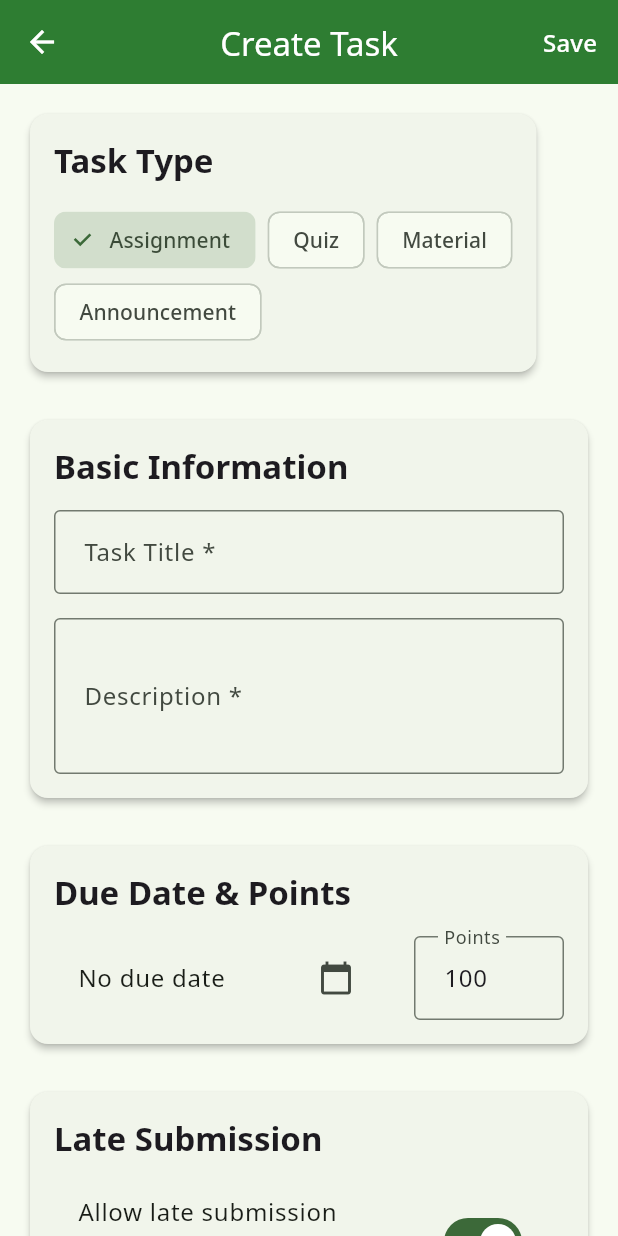
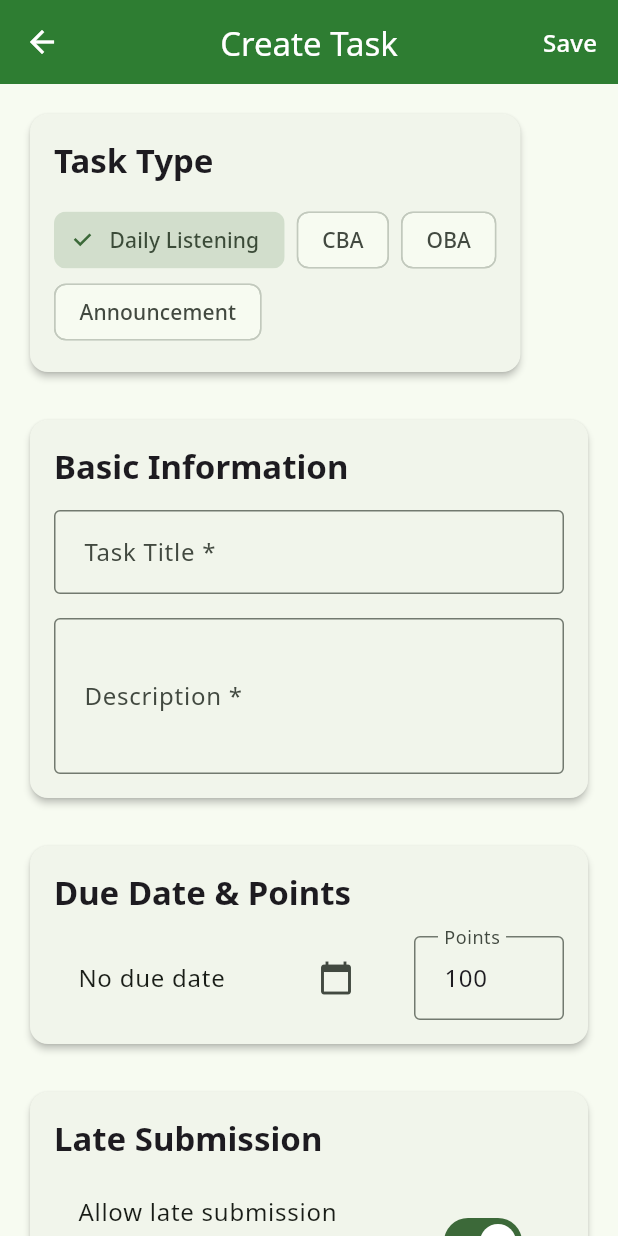
Before and after one commit to ItsArupSaha/give-app, a Flutter app: the CreateTaskScreen screen opened directly with empty values, on a phone screen of 412 x 824 dp. Run offline on Flutter 3.47's test engine with Material 3 defaults, Android fonts, the light colour scheme and no system bars; our stand-ins replace cloud_firestore, country_code_picker, firebase_auth, firebase_core, google_fonts; accounts and stored records are empty.

Commit message:
task creation is done. i can also see them from student dashboard.

```diff
--- a/lib/models/task.dart
+++ b/lib/models/task.dart
@@ -1,7 +1,7 @@
 import 'package:cloud_firestore/cloud_firestore.dart';
 
 enum TaskStatus { draft, published, closed }
-enum TaskType { assignment, quiz, material, announcement }
+enum TaskType { dailyListening, cba, oba, announcement }
 
 class Task {
   final String id;
@@ -50,10 +50,7 @@ class Task {
       description: data['description'] ?? '',
       batchId: data['batchId'] ?? '',
       teacherId: data['teacherId'] ?? '',
-      type: TaskType.values.firstWhere(
-        (e) => e.toString() == 'TaskType.${data['type']}',
-        orElse: () => TaskType.assignment,
-      ),
+      type: _parseTaskType(data['type']),
       status: TaskStatus.values.firstWhere(
         (e) => e.toString() == 'TaskStatus.${data['status']}',
         orElse: () => TaskStatus.draft,
@@ -144,4 +141,29 @@ class Task {
     final daysUntilDue = dueDate!.difference(DateTime.now()).inDays;
     return daysUntilDue <= 3 && daysUntilDue >= 0;
   }
+
+  static TaskType _parseTaskType(String? typeString) {
+    if (typeString == null) return TaskType.dailyListening;
+
+    // Handle new task types
+    switch (typeString) {
+      case 'dailyListening':
+        return TaskType.dailyListening;
+      case 'cba':
+        return TaskType.cba;
+      case 'oba':
+        return TaskType.oba;
+      case 'announcement':
+        return TaskType.announcement;
+      // Backward compatibility with old task types
+      case 'assignment':
+        return TaskType.oba; // Map old assignment to OBA
+      case 'quiz':
+        return TaskType.cba; // Map old quiz to CBA
+      case 'material':
+        return TaskType.dailyListening; // Map old material to Daily Listening
+      default:
+        return TaskType.dailyListening;
+    }
+  }
 }
--- a/lib/screens/student/batch_tasks_screen.dart
+++ b/lib/screens/student/batch_tasks_screen.dart
@@ -246,6 +246,7 @@ class _BatchTasksScreenState extends State<BatchTasksScreen> {
                 overflow: TextOverflow.ellipsis,
               ),
               const SizedBox(height: AppConstants.smallPadding),
+              if (task.type != TaskType.announcement)
                 Wrap(
                   spacing: AppConstants.smallPadding,
                   runSpacing: AppConstants.smallPadding,
@@ -374,12 +375,12 @@ class _BatchTasksScreenState extends State<BatchTasksScreen> {
 
   IconData _getTaskTypeIcon(TaskType type) {
     switch (type) {
-      case TaskType.assignment:
+      case TaskType.dailyListening:
+        return Icons.headphones;
+      case TaskType.cba:
+        return Icons.quiz;
+      case TaskType.oba:
         return Icons.assignment;
-      case TaskType.quiz:
-        return Icons.quiz;
-      case TaskType.material:
-        return Icons.description;
       case TaskType.announcement:
         return Icons.announcement;
     }
@@ -387,11 +388,11 @@ class _BatchTasksScreenState extends State<BatchTasksScreen> {
 
   Color _getTaskTypeColor(TaskType type) {
     switch (type) {
-      case TaskType.assignment:
+      case TaskType.dailyListening:
         return Colors.blue;
-      case TaskType.quiz:
+      case TaskType.cba:
         return Colors.purple;
-      case TaskType.material:
+      case TaskType.oba:
         return Colors.orange;
       case TaskType.announcement:
         return Colors.green;
--- a/lib/screens/teacher/batch_details_screen.dart
+++ b/lib/screens/teacher/batch_details_screen.dart
@@ -750,6 +750,7 @@ class _BatchDetailsScreenState extends State<BatchDetailsScreen> {
               spacing: AppConstants.smallPadding,
               runSpacing: AppConstants.smallPadding,
               children: [
+                if (task.type != TaskType.announcement) ...[
                   _buildInfoChip(
                     Icons.schedule,
                     task.dueDate != null
@@ -767,6 +768,7 @@ class _BatchDetailsScreenState extends State<BatchDetailsScreen> {
                     '${task.submissionCount} submissions',
                     Colors.green,
                   ),
+                ],
               ],
             ),
           ],
@@ -813,12 +815,12 @@ class _BatchDetailsScreenState extends State<BatchDetailsScreen> {
 
   IconData _getTaskTypeIcon(TaskType type) {
     switch (type) {
-      case TaskType.assignment:
+      case TaskType.dailyListening:
+        return Icons.headphones;
+      case TaskType.cba:
+        return Icons.quiz;
+      case TaskType.oba:
         return Icons.assignment;
-      case TaskType.quiz:
-        return Icons.quiz;
-      case TaskType.material:
-        return Icons.description;
       case TaskType.announcement:
         return Icons.announcement;
     }
@@ -826,11 +828,11 @@ class _BatchDetailsScreenState extends State<BatchDetailsScreen> {
 
   Color _getTaskTypeColor(TaskType type) {
     switch (type) {
-      case TaskType.assignment:
+      case TaskType.dailyListening:
         return Colors.blue;
-      case TaskType.quiz:
+      case TaskType.cba:
         return Colors.purple;
-      case TaskType.material:
+      case TaskType.oba:
         return Colors.orange;
       case TaskType.announcement:
         return Colors.green;
--- a/lib/screens/teacher/create_task_screen.dart
+++ b/lib/screens/teacher/create_task_screen.dart
@@ -26,7 +26,7 @@ class _CreateTaskScreenState extends State<CreateTaskScreen> {
   final _instructionsController = TextEditingController();
   final _pointsController = TextEditingController(text: '100');
 
-  TaskType _selectedType = TaskType.assignment;
+  TaskType _selectedType = TaskType.dailyListening;
   DateTime? _dueDate;
   bool _allowLateSubmission = true;
   int _lateSubmissionDays = 3;
@@ -73,13 +73,15 @@ class _CreateTaskScreenState extends State<CreateTaskScreen> {
               _buildBasicInfoSection(),
               const SizedBox(height: AppConstants.largePadding),
 
-              // Due Date and Points
-              _buildDueDateAndPointsSection(),
-              const SizedBox(height: AppConstants.largePadding),
+              // Due Date and Points (not for announcements)
+              if (_selectedType != TaskType.announcement) ...[
+                _buildDueDateAndPointsSection(),
+                const SizedBox(height: AppConstants.largePadding),
 
-              // Late Submission Settings
-              _buildLateSubmissionSection(),
-              const SizedBox(height: AppConstants.largePadding),
+                // Late Submission Settings
+                _buildLateSubmissionSection(),
+                const SizedBox(height: AppConstants.largePadding),
+              ],
 
               // Instructions
               _buildInstructionsSection(),
@@ -309,12 +311,12 @@ class _CreateTaskScreenState extends State<CreateTaskScreen> {
 
   String _getTaskTypeLabel(TaskType type) {
     switch (type) {
-      case TaskType.assignment:
-        return 'Assignment';
-      case TaskType.quiz:
-        return 'Quiz';
-      case TaskType.material:
-        return 'Material';
+      case TaskType.dailyListening:
+        return 'Daily Listening';
+      case TaskType.cba:
+        return 'CBA';
+      case TaskType.oba:
+        return 'OBA';
       case TaskType.announcement:
         return 'Announcement';
     }
@@ -355,10 +357,10 @@ class _CreateTaskScreenState extends State<CreateTaskScreen> {
         status: TaskStatus.published,
         createdAt: DateTime.now(),
         updatedAt: DateTime.now(),
-        dueDate: _dueDate,
-        maxPoints: int.parse(_pointsController.text.trim()),
-        allowLateSubmission: _allowLateSubmission,
-        lateSubmissionDays: _lateSubmissionDays,
+        dueDate: _selectedType == TaskType.announcement ? null : _dueDate,
+        maxPoints: _selectedType == TaskType.announcement ? 0 : int.parse(_pointsController.text.trim()),
+        allowLateSubmission: _selectedType == TaskType.announcement ? false : _allowLateSubmission,
+        lateSubmissionDays: _selectedType == TaskType.announcement ? 0 : _lateSubmissionDays,
         instructions: _instructionsController.text.trim().isEmpty
             ? null
             : _instructionsController.text.trim(),
```
Lines whose indentation alone changed are shown as unchanged.
